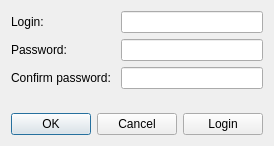
Old version of the form client/registrationform.ui in the repository Lordgprs/GuiChat.
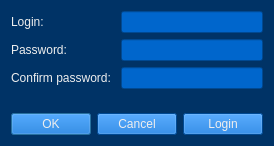
New version of the form.

Diff of the .ui file:
```diff
--- a/client/registrationform.ui
+++ b/client/registrationform.ui
@@ -13,6 +13,14 @@
   <property name="windowTitle">
    <string>Register</string>
   </property>
+  <property name="styleSheet">
+   <string notr="true">QWidget {background-color: #003366; color: #EEEEEE}
+QPushButton {background-color: #0066CC;}
+QListWidget{background-color: #0066CC;}
+QTextBrowser{background-color: #0066CC;}
+QLineEdit{background-color: #0066CC;}
+</string>
+  </property>
   <layout class="QVBoxLayout" name="verticalLayout">
    <item>
     <layout class="QFormLayout" name="formLayout">
```
